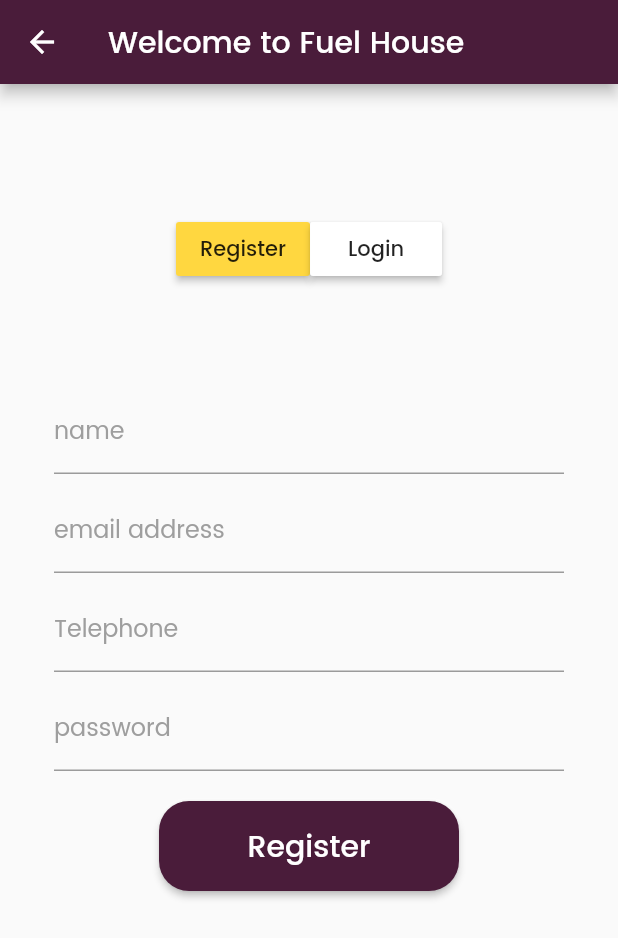
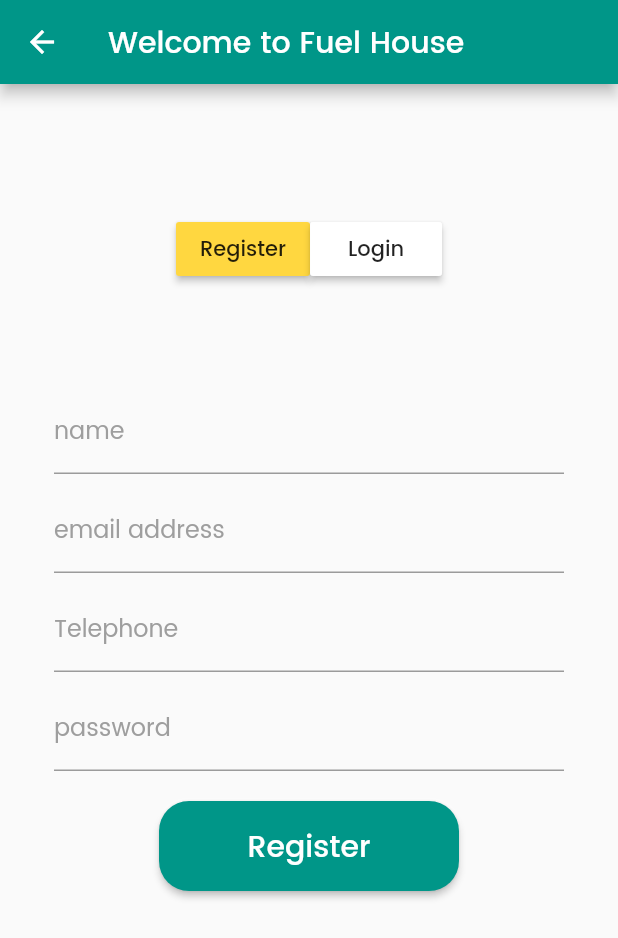
Before and after one commit to Lahiru-Ima/Fuel-App-Front-end, a Flutter app: the AuthScreen screen opened by its route, on a phone screen of 412 x 824 dp. Shown: the top 938 px of the screen. Run offline on Flutter 3.47's test engine with Material 2 defaults, Android fonts, the phone set to English and light mode, and no system bars; our stand-ins replace get, quickalert, shared_preferences, snippet_coder_utils; accounts and stored records are empty.

Commit message:
theme color changes

```diff
--- a/lib/screens/auth/auth_screen.dart
+++ b/lib/screens/auth/auth_screen.dart
@@ -3,6 +3,7 @@
 import 'package:flutter/material.dart';
 import 'package:fuel_app/screens/auth/widgets/input_fields.dart';
 import 'package:fuel_app/screens/auth/widgets/submit_button.dart';
+import 'package:fuel_app/theme.dart';
 import 'package:get/get.dart';
 
 import '../../controllers/login_controller.dart';
@@ -25,7 +26,7 @@ class _AuthScreenState extends State<AuthScreen> {
     return Scaffold(
       appBar: AppBar(
         title: Text("Welcome to Fuel House"),
-        backgroundColor: Color.fromARGB(255, 74, 28, 58),
+        backgroundColor: kPrimaryColor,
       ),
       body: SingleChildScrollView(
         child: Padding(
@@ -170,7 +171,6 @@ class _AuthScreenState extends State<AuthScreen> {
           height: 20,
         ),
         SubmitButton(
-
           onPressed: () {
             Navigator.pushNamed(context, '/dashBoard');
           },
--- a/lib/screens/auth/widgets/submit_button.dart
+++ b/lib/screens/auth/widgets/submit_button.dart
@@ -1,6 +1,7 @@
 // ignore_for_file: prefer_const_constructors
 
 import 'package:flutter/material.dart';
+import 'package:fuel_app/theme.dart';
 
 class SubmitButton extends StatelessWidget {
   final VoidCallback onPressed;
@@ -28,7 +29,7 @@ class SubmitButton extends StatelessWidget {
                       borderRadius: BorderRadius.circular(20),
                       side: BorderSide.none)),
               backgroundColor: MaterialStateProperty.all<Color>(
-                Color.fromARGB(255, 74, 28, 58),
+                kPrimaryColor,
               )),
           onPressed: onPressed,
           child: Text(title,
```
